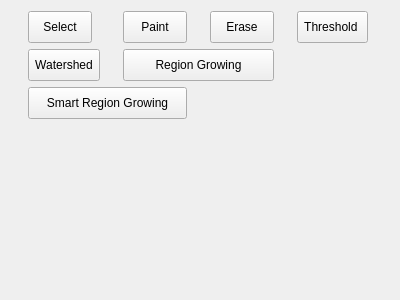
Eual11/Lumen, file ui/SegmentOperations.ui: the form before one commit.
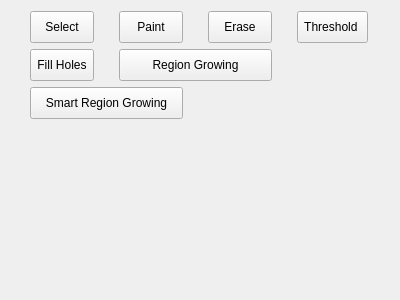
The form after the commit. Icons and pictures are not drawn.

Patch:
```diff
--- a/ui/SegmentOperations.ui
+++ b/ui/SegmentOperations.ui
@@ -129,7 +129,7 @@
         </size>
        </property>
        <property name="text">
-        <string>Watershed</string>
+        <string>Fill Holes</string>
        </property>
        <property name="icon">
         <iconset resource="../RCS.qrc">
```
Left out of the diff: 2 changed lines with no effect on the pictures.
